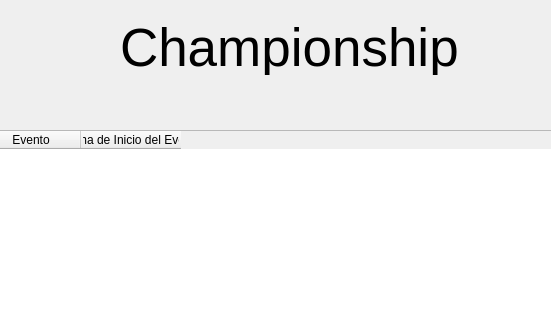
This is project/organizingwindow.ui in EduuardoPerez/Championship as Qt 5 draws it before an edit; both pictures show x 120 to 671 and y 0 to 320 of the 800 by 500 pixel window. The edited form follows.
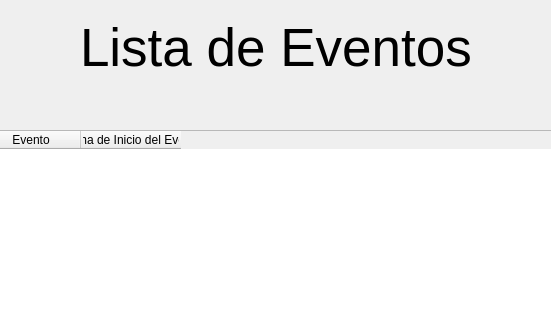
This is the edited form. Icons and pictures are not drawn.

Commit message: Se comenzaron a implementar arboles para manejar los datos de los eventos

The edit to the form file:
```diff
--- a/project/organizingwindow.ui
+++ b/project/organizingwindow.ui
@@ -46,9 +46,9 @@
   <widget class="QLabel" name="qlTitulo">
    <property name="geometry">
     <rect>
-     <x>240</x>
+     <x>200</x>
      <y>20</y>
-     <width>341</width>
+     <width>391</width>
      <height>55</height>
     </rect>
    </property>
@@ -58,7 +58,7 @@
     </font>
    </property>
    <property name="text">
-    <string>Championship</string>
+    <string>Lista de Eventos</string>
    </property>
   </widget>
   <widget class="QTableWidget" name="qtEventList">
```
Left out of the diff: 18 changed lines with no effect on the pictures. The commit also changes 200 other files.
